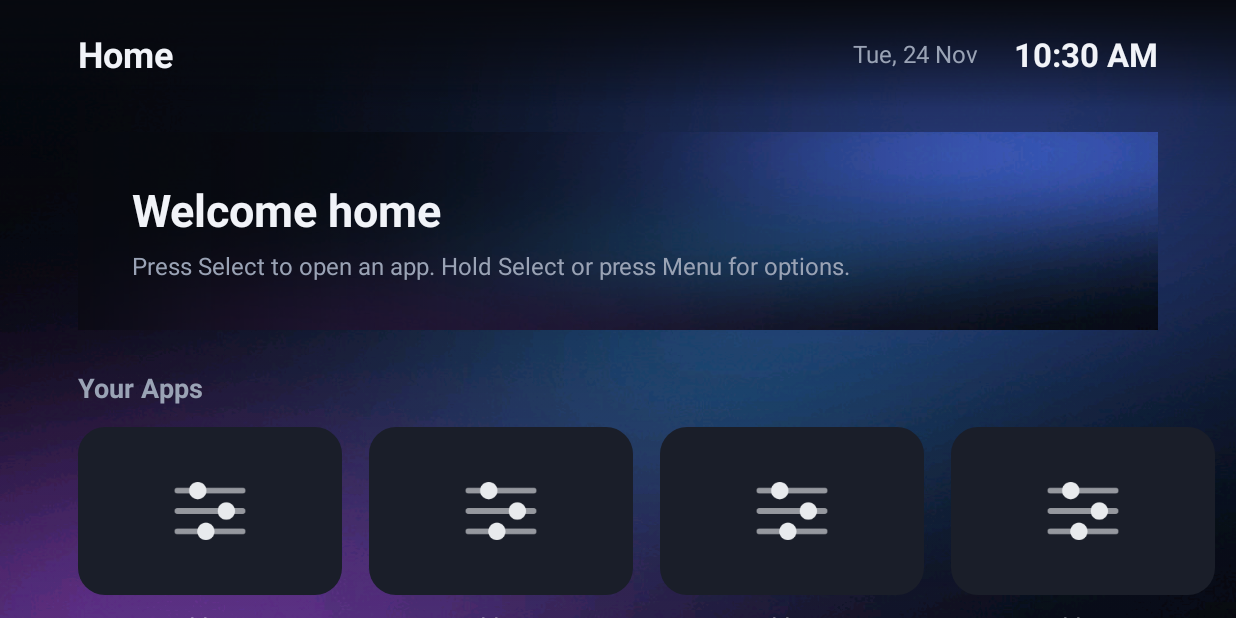
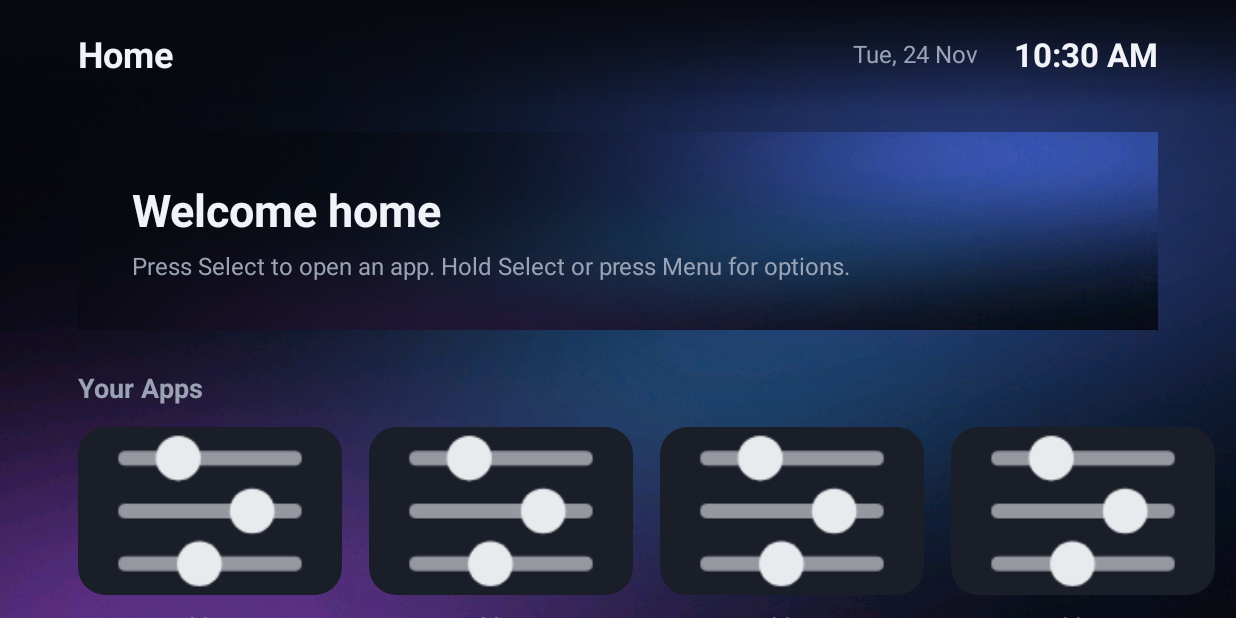
Before and after one commit to ItzmrRohxn/GoogleTV-Home, an Android app: the screen it shows after launch (MainActivity), on a phone screen of 824 x 412 dp (held sideways). Run offline under Robolectric (Android 15) with nearby library versions, the phone set to English and light mode, and no system bars.

Commit message:
Make app artwork fill launcher cards

```diff
--- a/app/src/main/res/layout/item_app.xml
+++ b/app/src/main/res/layout/item_app.xml
@@ -14,15 +14,14 @@
         android:background="@drawable/bg_tile"
         android:clickable="true"
         android:focusable="true"
-        >
+        android:clipToOutline="true">
 
         <ImageView
             android:id="@+id/tile_icon"
-            android:layout_width="@dimen/icon_size"
-            android:layout_height="@dimen/icon_size"
-            android:layout_gravity="center"
+            android:layout_width="match_parent"
+            android:layout_height="match_parent"
             android:importantForAccessibility="no"
-            android:scaleType="fitCenter" />
+            android:scaleType="centerCrop" />
     </FrameLayout>
 
     <TextView
```
